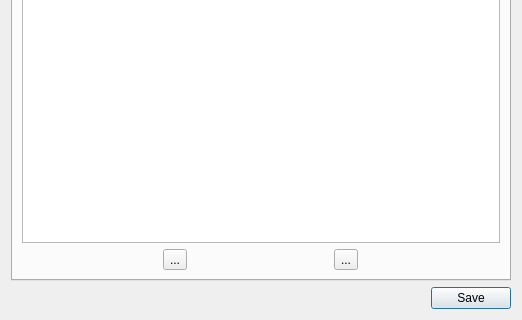
Before: the Qt Designer form NewTableForm.ui in fritzone/ddm, drawn with Qt 5; both pictures show x 0 to 522 and y 454 to 774 of the 522 by 774 pixel window.
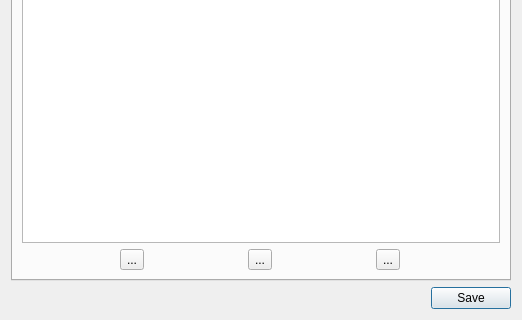
After: the same form once the commit is applied. The open tabs and pages were chosen to show the change. Icons and pictures are not drawn.

Diff of the .ui file:
```diff
--- a/NewTableForm.ui
+++ b/NewTableForm.ui
@@ -891,6 +891,20 @@
              </property>
             </widget>
            </item>
+           <item>
+            <widget class="QToolButton" name="btnUpdateTableWithDefaultValues">
+             <property name="toolTip">
+              <string>Delete column association</string>
+             </property>
+             <property name="text">
+              <string>...</string>
+             </property>
+             <property name="icon">
+              <iconset resource="dbm.qrc">
+               <normaloff>:/images/actions/images/small/apply.png</normaloff>:/images/actions/images/small/apply.png</iconset>
+             </property>
+            </widget>
+           </item>
           </layout>
          </item>
         </layout>
```
Left out of the diff: 24 changed lines with no effect on the pictures.
